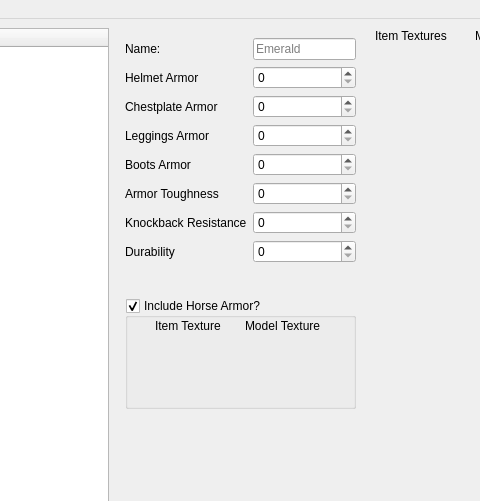
Old version of the form lib/UIs/ui.ui in the repository Faith-and-Code-Technologies/mDirt; both pictures show x 156 to 636 and y 0 to 501 of the 1003 by 737 pixel window.
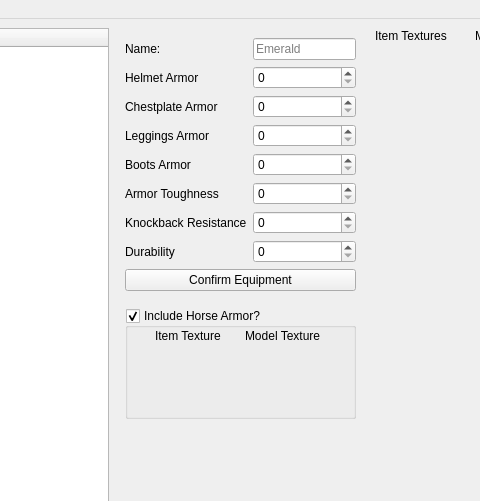
New version of the form. The open tabs and pages were chosen to show the change.

Patch:
```diff
--- a/lib/UIs/ui.ui
+++ b/lib/UIs/ui.ui
@@ -2332,7 +2332,7 @@
           <x>10</x>
           <y>10</y>
           <width>231</width>
-          <height>241</height>
+          <height>264</height>
          </rect>
         </property>
         <layout class="QFormLayout" name="formLayout_10">
@@ -2469,6 +2469,13 @@
            </property>
           </widget>
          </item>
+         <item row="8" column="0" colspan="2">
+          <widget class="QPushButton" name="equipmentConfirmButton">
+           <property name="text">
+            <string>Confirm Equipment</string>
+           </property>
+          </widget>
+         </item>
         </layout>
        </widget>
        <widget class="QPushButton" name="helmetItem">
@@ -2787,7 +2794,7 @@
         <property name="geometry">
          <rect>
           <x>10</x>
-          <y>270</y>
+          <y>280</y>
           <width>231</width>
           <height>111</height>
          </rect>
```
Left out of the diff: 3 changed lines with no effect on the pictures.
